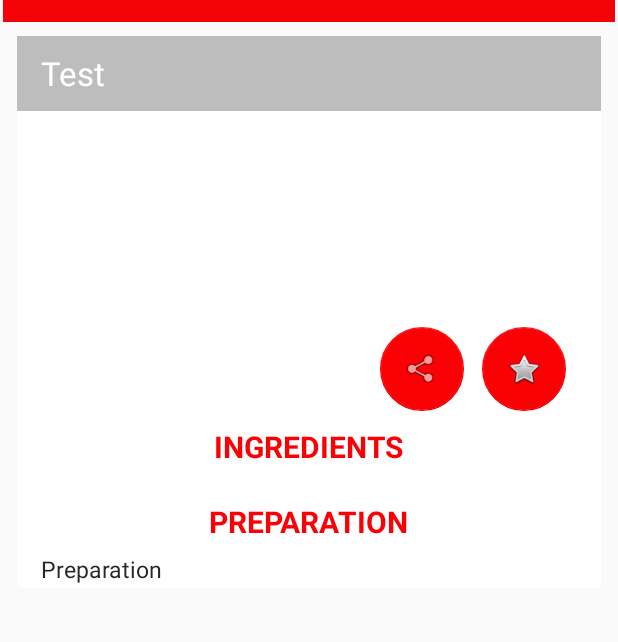
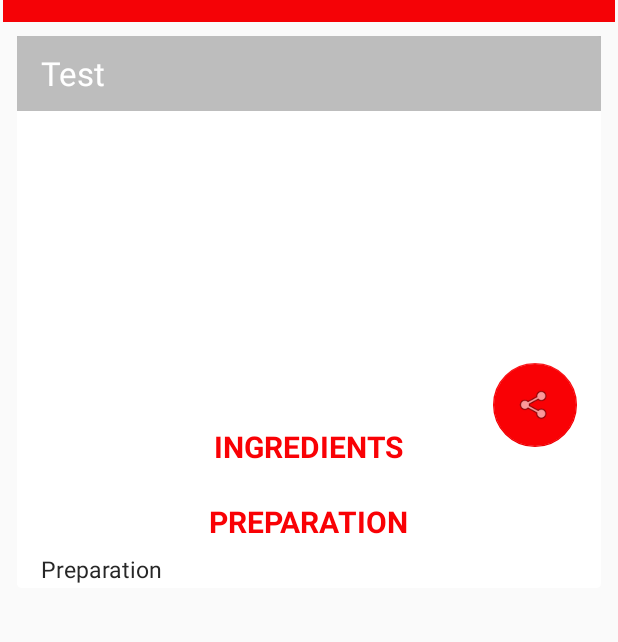
Before and after one commit to TeamKizinLakay/KizinLakay, an Android app: the DetailsActivity screen opened directly, with no data from a screen before it, on a phone screen of 412 x 824 dp, the part 65-707 px from its top. Run offline under Robolectric (Android 15) with nearby library versions, the phone set to English and light mode, and no system bars; our stand-ins replace ButterKnife, Picasso; pictures from the network do not load; 4 statements that could not run were skipped.

Commit message:
share button work properly

```diff
--- a/app/src/main/java/com/example/thodlydugue/kizinlakayapp/DetailsActivity.java
+++ b/app/src/main/java/com/example/thodlydugue/kizinlakayapp/DetailsActivity.java
@@ -1,6 +1,8 @@
 package com.example.thodlydugue.kizinlakayapp;
 
+import android.content.Intent;
 import android.os.Bundle;
+import android.support.design.widget.FloatingActionButton;
 import android.support.v7.app.AppCompatActivity;
 import android.support.v7.widget.Toolbar;
 import android.view.View;
@@ -23,6 +25,7 @@ public class DetailsActivity extends AppCompatActivity {
     TextView tvIngredients;
     TextView tvpreparation;
     ImageView ivImage;
+    FloatingActionButton btshare;
 
     @Override
     protected void onCreate(Bundle savedInstanceState) {
@@ -82,7 +85,19 @@ public class DetailsActivity extends AppCompatActivity {
 
         Picasso.with(this).load(recette.getImage_recette())
                 .into(ivImage);
+btshare = (FloatingActionButton)findViewById(R.id.btnshare);
+        btshare.setOnClickListener(new View.OnClickListener(){
+            public void onClick(View v){
+                Intent myIntent = new Intent (Intent.ACTION_SEND);
+                myIntent.setType("text/plain");
+                String shareBody = "Your body here";
+                String shareSub = "Your Subject here";
+                myIntent.putExtra(Intent.EXTRA_SUBJECT,shareBody);
+                myIntent.putExtra(Intent.EXTRA_TEXT,shareBody);
+                startActivity(Intent.createChooser(myIntent,"Share using"));
 
+            }
+        });
     }
 
 
--- a/app/src/main/res/layout/activity_details.xml
+++ b/app/src/main/res/layout/activity_details.xml
@@ -129,18 +129,6 @@
 
 
                 <android.support.design.widget.FloatingActionButton
-                    android:id="@+id/btnfavorite"
-                    android:layout_width="wrap_content"
-                    android:layout_height="wrap_content"
-                    android:layout_gravity="bottom|end"
-                    android:layout_marginLeft="@dimen/fab_margin"
-                    android:layout_marginRight="@dimen/fab_margin"
-                    card_view:srcCompat="@android:drawable/btn_star"
-                    android:layout_alignBottom="@+id/ivrecette"
-                    android:layout_alignParentEnd="true"
-                    android:layout_marginEnd="23dp" />
-
-                <android.support.design.widget.FloatingActionButton
                     android:id="@+id/btnshare"
                     android:layout_width="wrap_content"
                     android:layout_height="wrap_content"
@@ -148,9 +136,9 @@
                     android:layout_marginLeft="@dimen/fab_margin"
                     android:layout_marginRight="@dimen/fab_margin"
                     card_view:srcCompat="@android:drawable/ic_menu_share"
-                    android:layout_marginEnd="12dp"
-                    android:layout_alignBottom="@+id/ivrecette"
-                    android:layout_toStartOf="@+id/btnfavorite" />
+                    android:layout_alignBottom="@+id/textView4"
+                    android:layout_alignParentEnd="true"
+                    android:layout_marginBottom="13dp" />
             </RelativeLayout>
         </android.support.v7.widget.CardView>
     </ScrollView>
```
